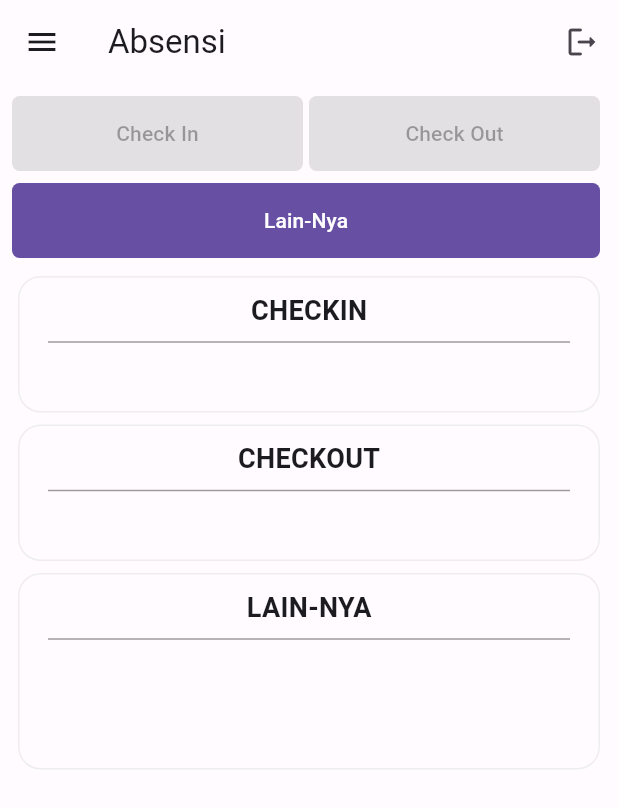
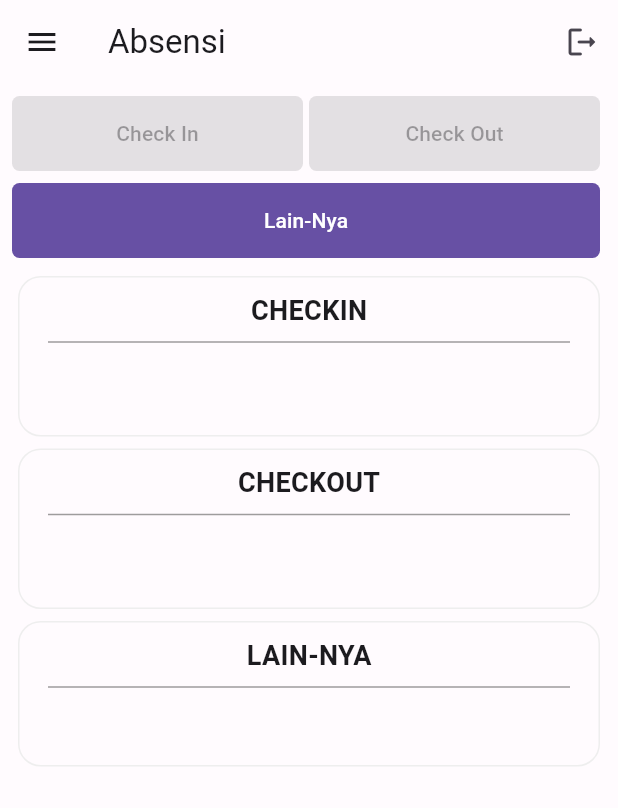
Before and after one commit to Miharin/flutter_attendance, a Flutter app: the ProtectedScreen screen opened directly, after a tap on "Check In", on a phone screen of 412 x 824 dp. Shown: the top 808 px of the screen. Run offline on Flutter 3.47's test engine with Material 3 defaults, Android fonts, the light colour scheme and no system bars; drawn by our look-alikes of dynamic_color; our stand-ins replace cloud_firestore, firebase_auth, firebase_core, flutter_dotenv, flutter_zoom_drawer, gap and 3 more; accounts and stored records are empty; statements that could not run were skipped.

Commit message:
attendance 60%

```diff
--- a/lib/store/helper/protected/attendance_helper.dart
+++ b/lib/store/helper/protected/attendance_helper.dart
@@ -8,7 +8,6 @@ import 'package:flutter_attendance/widgets/templates/inputs/text_form_field.dart
 import 'package:gap/gap.dart';
 import 'package:geolocator/geolocator.dart';
 import 'package:get/get.dart';
-import 'package:intl/intl.dart';
 
 class AttendanceHelper extends GetxController {
   final RxBool isLoading = false.obs;
@@ -30,7 +29,6 @@ class AttendanceHelper extends GetxController {
   void onInit() async {
     super.onInit();
     WidgetsBinding.instance.addPostFrameCallback((timeStamp) {
-      print(cache.read("user")["name"]);
       Geolocator.requestPermission().then((permission) {
         if (permission == LocationPermission.denied ||
             permission == LocationPermission.deniedForever) {
@@ -58,6 +56,7 @@ class AttendanceHelper extends GetxController {
     if (alasan.isNotEmpty) {
       isDisabledButtonSubmit.value = false;
     }
+    return indexAlasan;
   }
 
   handleTimechange(
@@ -67,15 +66,6 @@ class AttendanceHelper extends GetxController {
     isLoading.value = true;
     final AttendanceStore store = Get.put(AttendanceStore());
     final String currentUsername = cache.read("user")["name"];
-    if (label == "Check In") {
-      store.datetimeIn.value =
-          DateFormat("yyyy-MM-dd hh:mm:ss").format(DateTime.now()).toString();
-      store.isCheckIn.value = true;
-    } else if (label == "Check Out") {
-      store.datetimeOut.value =
-          DateFormat("yyyy-MM-dd hh:mm:ss").format(DateTime.now()).toString();
-      store.isCheckOut.value = true;
-    }
     final bool isInside = await GeoFencing.square(
             listSquareGeoFencing: <SquareGeoFencing>[...store.geoFencingList])
         .isInsideSquareGeoFencing();
@@ -86,25 +76,20 @@ class AttendanceHelper extends GetxController {
     timeStampData["name"] = currentUsername;
     timeStampData["timestamp"]["latitude"] = currentLatitude;
     timeStampData["timestamp"]["longitude"] = currentLongitude;
-    if (label == "Check In") {
-      timeStampData["timestamp"]["datetime"] = store.datetimeIn.value;
-    } else if (label == "Check Out") {
-      timeStampData["timestamp"]["datetime"] = store.datetimeOut.value;
-    }
     timeStampData["timestamp"]["type"] = label;
     if (!isInside) {
       timeStampData["timestamp"]["status"] = "Outside Workplace";
       timeStampData["timestamp"]["workplace_id"] = "Unknown";
       Get.snackbar("Diluar Tempat Kerja", "");
       if (!context.mounted) return;
-      return widgetOutsideWorkplace(context);
+      return widgetOutsideWorkplace(context, label);
     } else {
       timeStampData["timestamp"]["status"] = "Inside Workplace";
       Get.snackbar("Didalam Tempat Kerja", "");
     }
   }
 
-  Future<dynamic> widgetOutsideWorkplace(context) {
+  Future<dynamic> widgetOutsideWorkplace(context, String label) {
     return showModalBottomSheet(
       constraints: BoxConstraints(
         minWidth: MediaQuery.of(context).size.width,
@@ -127,8 +112,8 @@ class AttendanceHelper extends GetxController {
                         Obx(() => Row(
                               mainAxisSize: MainAxisSize.min,
                               mainAxisAlignment: MainAxisAlignment.center,
-                              children: List.generate(2, (int index) {
-                                final List<String> title = ["Sakit", "Ijin"];
+                              children: List.generate(1, (int index) {
+                                final List<String> title = ["Ijin"];
                                 return CustomChoiceChip(
                                   content: title[index],
                                   selected: controller.index.value == index,
@@ -144,18 +129,17 @@ class AttendanceHelper extends GetxController {
                               }),
                             )),
                         const Gap(10.0),
-                        Obx(() => controller.index.value == 1
-                            ? CustomTextFormField(
+                        CustomTextFormField(
                           label: "Alasan",
                           verification: true,
                           maxlines: 3,
                           keyboardType: TextInputType.multiline,
-                                onSave: (value) => handleAlasan(
+                          onSave: (value) async =>
+                              controller.indexAlasan.value = await handleAlasan(
                             value!,
                             controller.indexAlasan.value,
                           ),
-                              )
-                            : const Flexible(child: Text(""))),
+                        ),
                       ],
                     ),
                   ),
@@ -163,16 +147,12 @@ class AttendanceHelper extends GetxController {
                     bottom: 0,
                     width: MediaQuery.of(context).size.width * 0.9,
                     child: Obx(() => CustomFilledButton(
-                          onPressed: controller.index.value == 1
-                              ? isDisabledButtonSubmit.value
+                          onPressed: isDisabledButtonSubmit.value
                               ? null
                               : () {
                                   Navigator.pop(context);
-                                      controller.addToDatabase(timeStampData);
-                                    }
-                              : () {
-                                  Navigator.pop(context);
-                                  controller.addToDatabase(timeStampData);
+                                  controller.addToDatabase(
+                                      timeStampData, label);
                                 },
                           label: "Submit",
                         )),
--- a/lib/widgets/screens/protected/attendance.dart
+++ b/lib/widgets/screens/protected/attendance.dart
@@ -59,7 +59,7 @@ class AttendanceScreen extends GetView<AttendanceController> {
           AnimatedCrossFade(
               firstChild: mobileScreen(),
               secondChild: desktopScreen(),
-              crossFadeState: MediaQuery.of(context).size.width > 700
+              crossFadeState: MediaQuery.of(context).size.width > 800
                   ? CrossFadeState.showSecond
                   : CrossFadeState.showFirst,
               duration: const Duration(milliseconds: 500)),
@@ -75,9 +75,9 @@ class AttendanceScreen extends GetView<AttendanceController> {
         Flexible(
           child: CustomCardWithHeader(
             header: "Checkin",
-            children: Column(
-              children: [
-                Obx(
+            children: Padding(
+              padding: const EdgeInsets.all(8.0),
+              child: Obx(
                 () => Text(
                   controller.store.datetimeIn.value,
                   style: const TextStyle(
@@ -86,16 +86,15 @@ class AttendanceScreen extends GetView<AttendanceController> {
                   ),
                 ),
               ),
-              ],
             ),
           ),
         ),
         Flexible(
           child: CustomCardWithHeader(
             header: "Checkout",
-            children: Column(
-              children: [
-                Obx(
+            children: Padding(
+              padding: const EdgeInsets.all(8.0),
+              child: Obx(
                 () => Text(
                   controller.store.datetimeOut.value,
                   style: const TextStyle(
@@ -103,8 +102,7 @@ class AttendanceScreen extends GetView<AttendanceController> {
                     fontWeight: FontWeight.bold,
                   ),
                 ),
-                )
-              ],
+              ),
             ),
           ),
         ),
@@ -115,25 +113,12 @@ class AttendanceScreen extends GetView<AttendanceController> {
             children: Padding(
               padding: const EdgeInsets.all(8.0),
               child: Obx(
-                () => Column(
-                  mainAxisAlignment: MainAxisAlignment.start,
-                  children: [
-                    Text(
-                      controller.store.indexStatus.value.capitalize!,
+                () => Text(
+                  controller.store.indexStatus.value,
                   style: const TextStyle(
                     fontSize: 20,
                     fontWeight: FontWeight.bold,
                   ),
-                    ),
-                    const Gap(5.0),
-                    Text(
-                      controller.store.indexAlasan.value,
-                      style: const TextStyle(
-                        fontSize: 20,
-                        fontWeight: FontWeight.bold,
-                      ),
-                    ),
-                  ],
                 ),
               ),
             ),
@@ -149,11 +134,13 @@ class AttendanceScreen extends GetView<AttendanceController> {
       crossAxisAlignment: CrossAxisAlignment.start,
       children: [
         Flexible(
+          child: ConstrainedBox(
+            constraints: const BoxConstraints(minHeight: 150.0),
             child: CustomCardWithHeader(
               header: "Checkin",
-            children: Column(
-              children: [
-                Obx(
+              children: Padding(
+                padding: const EdgeInsets.all(8.0),
+                child: Obx(
                   () => Text(
                     controller.store.datetimeIn.value,
                     style: const TextStyle(
@@ -162,16 +149,18 @@ class AttendanceScreen extends GetView<AttendanceController> {
                     ),
                   ),
                 ),
-              ],
+              ),
             ),
           ),
         ),
         Flexible(
+          child: ConstrainedBox(
+            constraints: const BoxConstraints(minHeight: 150.0),
             child: CustomCardWithHeader(
               header: "Checkout",
-            children: Column(
-              children: [
-                Obx(
+              children: Padding(
+                padding: const EdgeInsets.all(8.0),
+                child: Obx(
                   () => Text(
                     controller.store.datetimeOut.value,
                     style: const TextStyle(
@@ -179,37 +168,29 @@ class AttendanceScreen extends GetView<AttendanceController> {
                       fontWeight: FontWeight.bold,
                     ),
                   ),
-                )
-              ],
+                ),
+              ),
             ),
           ),
         ),
         Flexible(
+          child: ConstrainedBox(
+            constraints: const BoxConstraints(minHeight: 150.0),
             child: CustomCardWithHeader(
               isGap: false,
               header: "Lain-Nya",
-            children: Padding(
-              padding: const EdgeInsets.all(8.0),
+              children: Center(
+                child: Padding(
+                  padding: const EdgeInsets.all(15.0),
                   child: Obx(
-                () => Column(
-                  mainAxisAlignment: MainAxisAlignment.start,
-                  children: [
-                    Text(
-                      controller.store.indexStatus.value.capitalize!,
+                    () => Text(
+                      controller.store.indexStatus.value,
                       style: const TextStyle(
                         fontSize: 20,
                         fontWeight: FontWeight.bold,
                       ),
                     ),
-                    const Gap(5.0),
-                    Text(
-                      controller.store.indexAlasan.value,
-                      style: const TextStyle(
-                        fontSize: 20,
-                        fontWeight: FontWeight.bold,
                   ),
-                    ),
-                  ],
                 ),
               ),
             ),
--- a/lib/widgets/screens/protected/protected_screen.dart
+++ b/lib/widgets/screens/protected/protected_screen.dart
@@ -17,7 +17,7 @@ class ProtectedScreen extends StatelessWidget {
   @override
   Widget build(BuildContext context) {
     return Scaffold(
-      backgroundColor: Theme.of(context).colorScheme.background,
+      backgroundColor: Theme.of(context).colorScheme.surface,
       appBar: CustomAppbar(
         title: title,
         leading: IconButton(
```
Also changed, not shown: lib/store/store/protected/attendance_store.dart (+24 -10 lines). Lines whose indentation alone changed are shown as unchanged.
